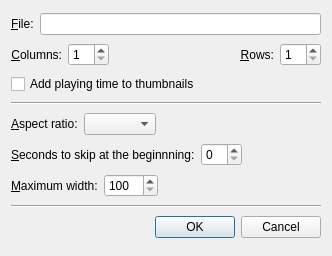
Before: the Qt Designer form src/videopreview/videopreviewconfigdialog.ui in wilbert2000/wzplayer, drawn with Qt 5.
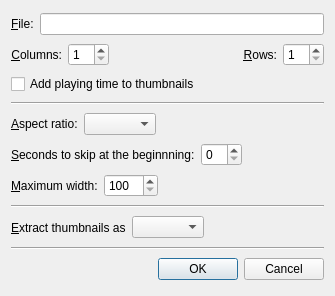
After: the same form once the commit is applied. Custom widgets are drawn as their Qt base class.

Commit message: Added an option in the config dialog to select the format

The edit to the form file:
```diff
--- a/src/videopreview/videopreviewconfigdialog.ui
+++ b/src/videopreview/videopreviewconfigdialog.ui
@@ -5,8 +5,8 @@
    <rect>
     <x>0</x>
     <y>0</y>
-    <width>332</width>
-    <height>256</height>
+    <width>335</width>
+    <height>296</height>
    </rect>
   </property>
   <property name="windowTitle" >
@@ -207,6 +207,49 @@
      </item>
     </layout>
    </item>
+   <item>
+    <widget class="Line" name="line_3" >
+     <property name="sizePolicy" >
+      <sizepolicy vsizetype="Fixed" hsizetype="Expanding" >
+       <horstretch>0</horstretch>
+       <verstretch>0</verstretch>
+      </sizepolicy>
+     </property>
+     <property name="orientation" >
+      <enum>Qt::Horizontal</enum>
+     </property>
+    </widget>
+   </item>
+   <item>
+    <layout class="QHBoxLayout" >
+     <item>
+      <widget class="QLabel" name="label_7" >
+       <property name="text" >
+        <string>&amp;Extract thumbnails as</string>
+       </property>
+       <property name="buddy" >
+        <cstring>format_combo</cstring>
+       </property>
+      </widget>
+     </item>
+     <item>
+      <widget class="QComboBox" name="format_combo" />
+     </item>
+     <item>
+      <spacer>
+       <property name="orientation" >
+        <enum>Qt::Horizontal</enum>
+       </property>
+       <property name="sizeHint" >
+        <size>
+         <width>71</width>
+         <height>23</height>
+        </size>
+       </property>
+      </spacer>
+     </item>
+    </layout>
+   </item>
    <item>
     <widget class="Line" name="line" >
      <property name="sizePolicy" >
```
Left out of the diff: 1 changed line with no effect on the pictures. The commit also changes 3 other files.
